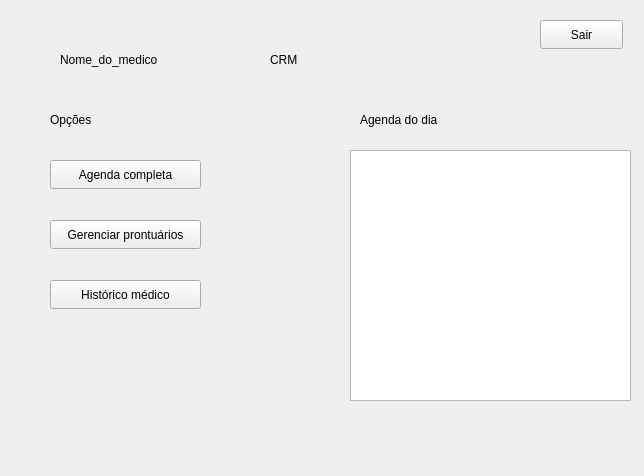
danzagroba/Dr.Well, file DrWell/telainicialmedico.ui: the form before one commit.
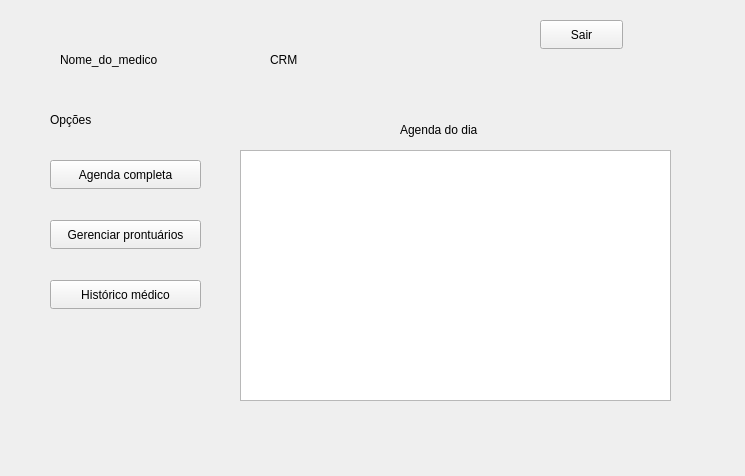
The form after the commit.

```diff
--- a/DrWell/telainicialmedico.ui
+++ b/DrWell/telainicialmedico.ui
@@ -6,7 +6,7 @@
    <rect>
     <x>0</x>
     <y>0</y>
-    <width>644</width>
+    <width>745</width>
     <height>476</height>
    </rect>
   </property>
@@ -55,9 +55,9 @@
   <widget class="QTableView" name="tableView">
    <property name="geometry">
     <rect>
-     <x>350</x>
+     <x>240</x>
      <y>150</y>
-     <width>281</width>
+     <width>431</width>
      <height>251</height>
     </rect>
    </property>
@@ -65,8 +65,8 @@
   <widget class="QLabel" name="labelAgenda">
    <property name="geometry">
     <rect>
-     <x>360</x>
-     <y>110</y>
+     <x>400</x>
+     <y>120</y>
      <width>121</width>
      <height>20</height>
     </rect>
```
